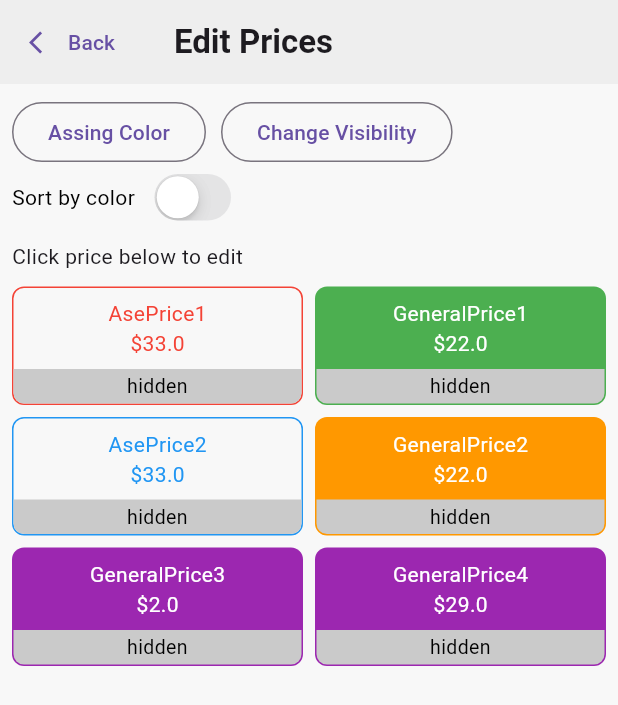
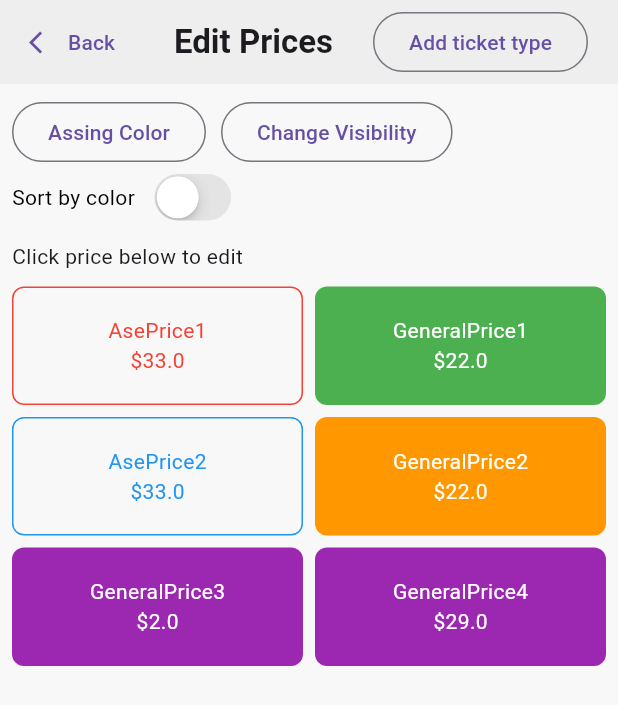
Before and after one commit to NKoroloff/flutter-test, a Flutter app: the EditPricesView screen opened by its route, on a phone screen of 412 x 824 dp. Shown: the top 705 px of the screen. Run offline on Flutter 3.47's test engine with Material 3 defaults, Android fonts, the phone set to English and light mode, and no system bars; our stand-ins replace get.

Commit message:
add new ticket

```diff
--- a/lib/modules/cash_drawer/models/ase_price_model.dart
+++ b/lib/modules/cash_drawer/models/ase_price_model.dart
@@ -20,7 +20,7 @@ class AsePrice extends Price {
     bool disabled = false,
     VoidCallback? onTap,
     int priority = 0,
-    bool hideTicket = true,
+    bool hideTicket = false,
   }) : super(
          customPrice: customPrice,
          priceColor: priceColor,
--- a/lib/modules/cash_drawer/models/general_price_model.dart
+++ b/lib/modules/cash_drawer/models/general_price_model.dart
@@ -15,7 +15,7 @@ class GeneralPrice extends Price {
     bool disabled = false,
     VoidCallback? onTap,
     int priority = 0,
-    bool hideTicket = true,
+    bool hideTicket = false,
   }) : super(
          customPrice: customPrice,
          quantity: quantity,
--- a/lib/modules/cash_drawer/models/price_model.dart
+++ b/lib/modules/cash_drawer/models/price_model.dart
@@ -32,7 +32,7 @@ abstract class Price {
     required this.id,
     this.priority = 0,
     this.disabled = false,
-    this.hideTicket = true,
+    this.hideTicket = false,
     this.onTap,
   });
 
--- a/lib/modules/cash_drawer/views/editPrices/edit_prices_view.dart
+++ b/lib/modules/cash_drawer/views/editPrices/edit_prices_view.dart
@@ -1,6 +1,8 @@
 import 'package:flutter/material.dart';
 import 'package:get/get.dart';
 import 'package:purplepass_test_task/modules/cash_drawer/controllers/price_controller.dart';
+import 'package:purplepass_test_task/modules/cash_drawer/models/custom_price.dart';
+import 'package:purplepass_test_task/modules/cash_drawer/models/general_price_model.dart';
 import 'package:purplepass_test_task/modules/cash_drawer/views/editPrices/widgets/edit_prices_header.dart';
 import 'package:purplepass_test_task/modules/cash_drawer/views/settings/widgets/price_button.dart';
 
@@ -11,6 +13,24 @@ class EditPricesView extends StatelessWidget {
   Widget build(BuildContext context) {
     var controller = Get.find<PriceController>();
 
+    void createNewPrice() {
+      var newId = controller.prices.length;
+      controller.prices.add(
+        GeneralPrice(
+          customPrice: CustomPrice(value: '0', quantity: 0, isActive: true),
+          priceColor: controller.defaultColors[0],
+          quantity: 0,
+          price: 0,
+          id: newId,
+          name: 'New Ticket',
+          hideTicket: false,
+        ),
+      );
+      Get.toNamed('/mvc/edit-prices/$newId');
+    }
+
+    ;
+
     return Scaffold(
       appBar: AppBar(
         backgroundColor: Colors.grey[200],
@@ -20,6 +40,10 @@ class EditPricesView extends StatelessWidget {
           label: const Text('Back'),
           icon: const Icon(Icons.arrow_back_ios),
         ),
+        actions: [
+          OutlinedButton(onPressed: createNewPrice, child: Text('add_ticket_type'.tr)),
+          SizedBox(width: 20),
+        ],
         title: Text('edit_prices'.tr, style: const TextStyle(fontWeight: FontWeight.w600)),
       ),
       backgroundColor: const Color.fromARGB(128, 241, 241, 241),
--- a/lib/modules/translations/en.dart
+++ b/lib/modules/translations/en.dart
@@ -73,4 +73,5 @@ Map<String, String> en = {
   'sort_by_color': 'Sort by color',
   'click_price_below_to_assign_color': 'Click price below to assign color',
   'click_price_below_to_change_visibility': 'Click price below to change visibility',
+  'add_ticket_type': 'Add ticket type',
 };
```
